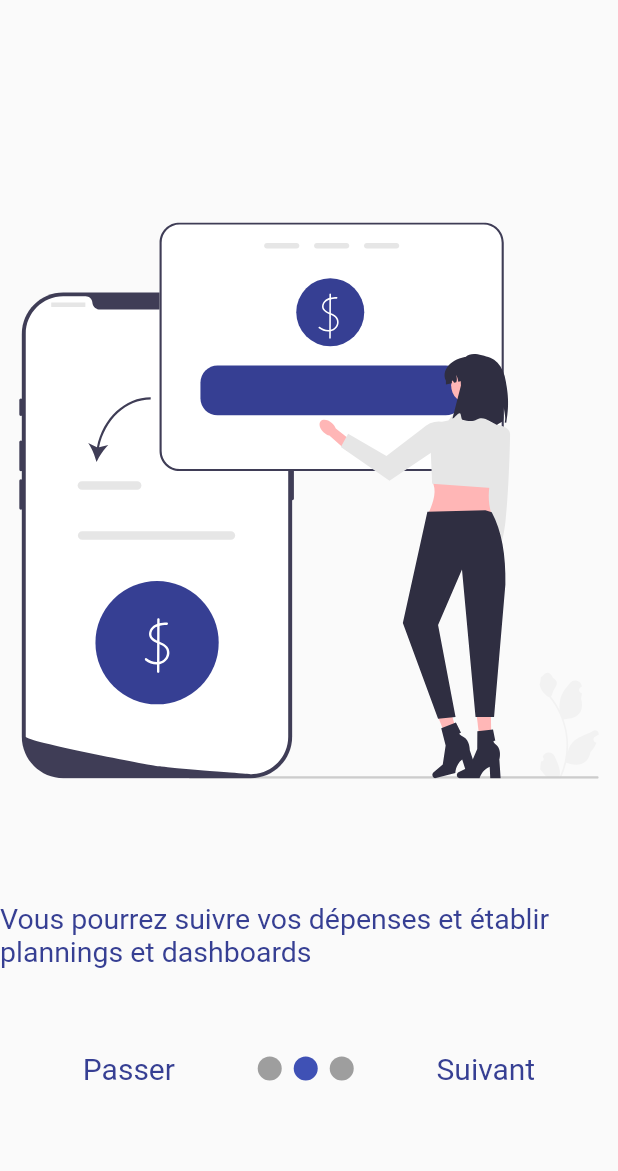
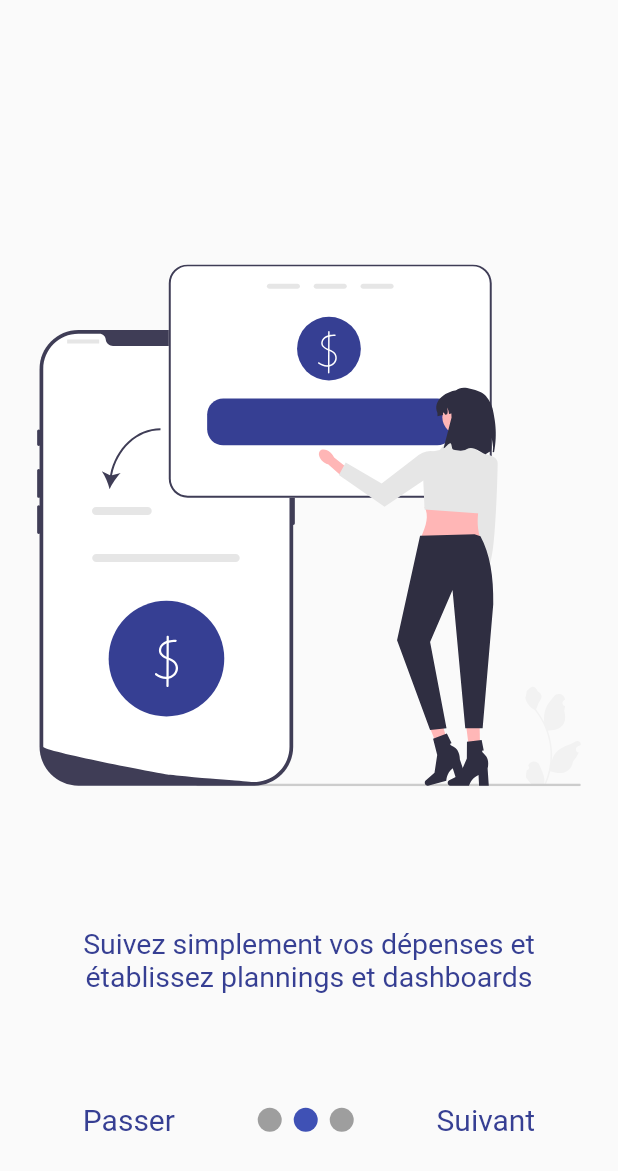
Before and after one commit to KodeLab-fr/ExpenseTracker, a Flutter app: the screen it shows after launch, after a tap on "Suivant", on a phone screen of 412 x 824 dp. Shown: the top 1171 px of the screen. Run offline on Flutter 3.47's test engine with Material 2 defaults, Android fonts, the phone set to English and light mode, and no system bars; drawn by our look-alikes of smooth_page_indicator; our stand-ins replace flutter_dotenv, flutter_svg, get, get_storage.

Commit message:
Updated the screens to support ios

```diff
--- a/Frontend/expensetracker/lib/Introduction/intro.dart
+++ b/Frontend/expensetracker/lib/Introduction/intro.dart
@@ -17,6 +17,7 @@ class HomePage extends StatefulWidget {
 class _HomePageState extends State<HomePage> {
   final PageController _controller = PageController();
   bool onLastPage = false;
+  final double height = MediaQuery.of(Get.context!).size.height;
   @override
   Widget build(BuildContext context) {
     return Scaffold(
@@ -24,6 +25,7 @@ class _HomePageState extends State<HomePage> {
         children: [
           PageView(
             controller: _controller,
+            physics: const BouncingScrollPhysics(),
             onPageChanged: (index) {
               setState(() {
                 if (index == 2) {
@@ -40,7 +42,8 @@ class _HomePageState extends State<HomePage> {
             ],
           ),
           Container(
-              alignment: const Alignment(0, 0.75),
+            alignment: Alignment.bottomCenter,
+            padding: EdgeInsets.only(bottom: height * 0.08),
             child: Row(
               mainAxisAlignment: MainAxisAlignment.spaceEvenly,
               children: [
@@ -63,32 +66,24 @@ class _HomePageState extends State<HomePage> {
                         curve: Curves.easeIn);
                   },
                 ),
-                  onLastPage
-                      ? GestureDetector(
-                          child: const Text('Terminé',
-                              style: TextStyle(
-                                fontSize: 20,
-                                color: Color.fromARGB(255, 54, 63, 147),
-                              )),
-                          onTap: () {
-                            Get.to(const AuthPage(),
-                                duration: const Duration(milliseconds: 700));
-                          },
-                        )
-                      : GestureDetector(
+                GestureDetector(
                   child: const Text('Suivant',
                       style: TextStyle(
                         fontSize: 20,
                         color: Color.fromARGB(255, 54, 63, 147),
                       )),
                   onTap: () {
-                            _controller.nextPage(
+                    onLastPage
+                        ? Get.to(const AuthPage(),
+                            duration: const Duration(milliseconds: 700))
+                        : _controller.nextPage(
                             duration: const Duration(milliseconds: 500),
                             curve: Curves.easeIn);
                   },
-                        )
+                ),
               ],
-              ))
+            ),
+          ),
         ],
       ),
     );
--- a/Frontend/expensetracker/lib/Introduction/screens/introscreen_1.dart
+++ b/Frontend/expensetracker/lib/Introduction/screens/introscreen_1.dart
@@ -1,3 +1,5 @@
+import 'dart:io';
+
 import 'package:flutter/material.dart';
 import 'package:flutter_svg/svg.dart';
 
@@ -10,6 +12,8 @@ class IntroScreen1 extends StatelessWidget {
 
     return Scaffold(
       body: Center(
+        child: Padding(
+          padding: EdgeInsets.symmetric(horizontal: height * 0.03),
           child: Column(
             children: [
               SizedBox(
@@ -20,21 +24,23 @@ class IntroScreen1 extends StatelessWidget {
                 style: TextStyle(
                   fontSize: 50,
                   fontWeight: FontWeight.bold,
-                color: Color.fromARGB(255, 54, 63, 147),
+                  color:  Color.fromARGB(255, 54, 63, 147),
                 ),
               ),
               SizedBox(
                 height: height * 0.07,
               ),
               SizedBox(
-              height: height * 0.4,
+                height: height * 0.3,
+                width: height * 0.4,
                 child: SvgPicture.asset('assets/svg/project.svg'),
               ),
               SizedBox(
-              height: height * 0.1,
+                height: Platform.isMacOS ? height * 0.1 : height * 0.12,
               ),
               const Text(
                 'Expense Tracker est avant tout un projet étudiant, tout retour est bienvenu !',
+                textAlign: TextAlign.center,
                 style: TextStyle(
                   fontSize: 19,
                   color: Color.fromARGB(255, 54, 63, 147),
@@ -43,6 +49,7 @@ class IntroScreen1 extends StatelessWidget {
             ],
           ),
         ),
+      ),
     );
   }
 }
--- a/Frontend/expensetracker/lib/Introduction/screens/introscreen_2.dart
+++ b/Frontend/expensetracker/lib/Introduction/screens/introscreen_2.dart
@@ -9,16 +9,19 @@ class IntroScreen2 extends StatelessWidget {
     final double height = MediaQuery.of(context).size.height;
     return Scaffold(
       body: Center(
+        child: Padding(
+          padding: EdgeInsets.symmetric(horizontal: height * 0.03),
           child: Column(
             children: [
-            SizedBox(height: height * 0.18),
+              SizedBox(height: height * 0.20),
               SizedBox(
                 height: height * 0.45,
                 child: SvgPicture.asset('assets/svg/expenses.svg'),
               ),
               SizedBox(height: height * 0.1),
               const Text(
-              'Vous pourrez suivre vos dépenses et établir plannings et dashboards',
+                'Suivez simplement vos dépenses et établissez plannings et dashboards',
+                textAlign: TextAlign.center,
                 style: TextStyle(
                   fontSize: 19,
                   color: Color.fromARGB(255, 54, 63, 147),
@@ -27,6 +30,7 @@ class IntroScreen2 extends StatelessWidget {
             ],
           ),
         ),
+      ),
     );
   }
 }
--- a/Frontend/expensetracker/lib/Introduction/screens/introscreen_3.dart
+++ b/Frontend/expensetracker/lib/Introduction/screens/introscreen_3.dart
@@ -9,16 +9,19 @@ class IntroScreen3 extends StatelessWidget {
     final double height = MediaQuery.of(context).size.height;
     return Scaffold(
       body: Center(
+        child: Padding(
+          padding: EdgeInsets.symmetric(horizontal: height * 0.03),
           child: Column(
             children: [
-            SizedBox(height: height * 0.18),
+              SizedBox(height: height * 0.23),
               SizedBox(
                 height: height * 0.45,
                 child: SvgPicture.asset('assets/svg/auth.svg'),
               ),
-            SizedBox(height: height * 0.1),
+              SizedBox(height: height * 0.07),
               const Text(
                 'Il ne vous reste plus qu\'à vous authentifier !',
+                textAlign: TextAlign.center,
                 style: TextStyle(
                   fontSize: 19,
                   color: Color.fromARGB(255, 54, 63, 147),
@@ -27,6 +30,7 @@ class IntroScreen3 extends StatelessWidget {
             ],
           ),
         ),
+      ),
     );
   }
 }
```
Also changed, not shown: Frontend/expensetracker/lib/FormPage/formpage.dart (+20 -6 lines), Frontend/expensetracker/lib/auth/authpage.dart (+19 -16 lines), 1 other file. Lines whose indentation alone changed are shown as unchanged.
